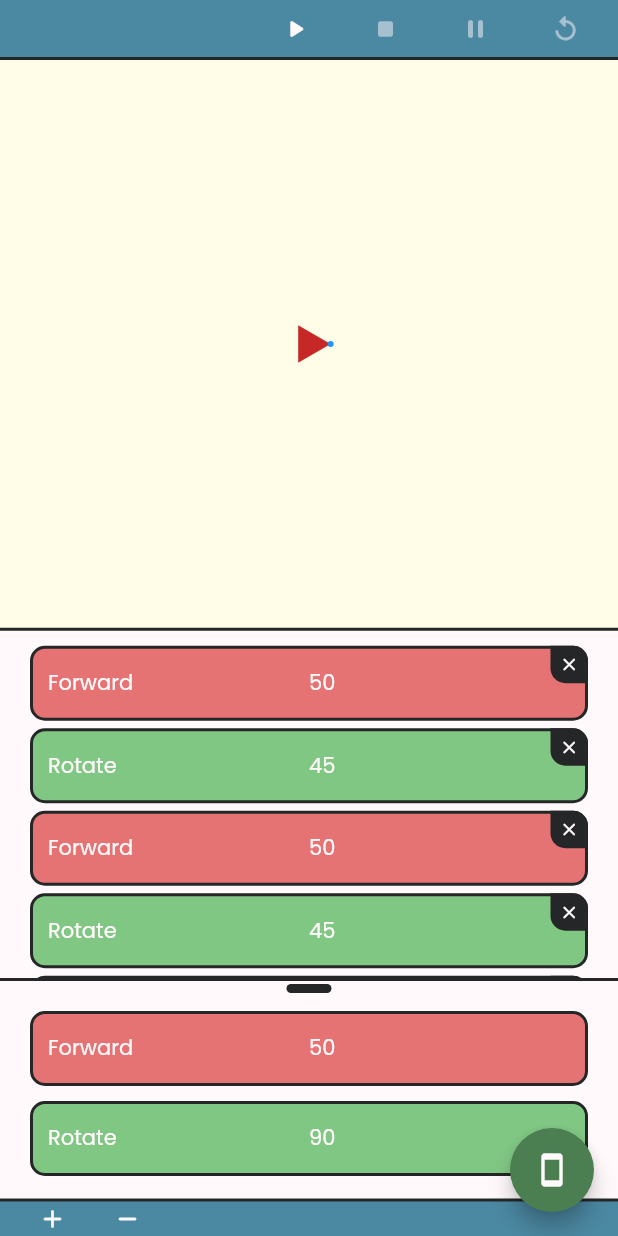
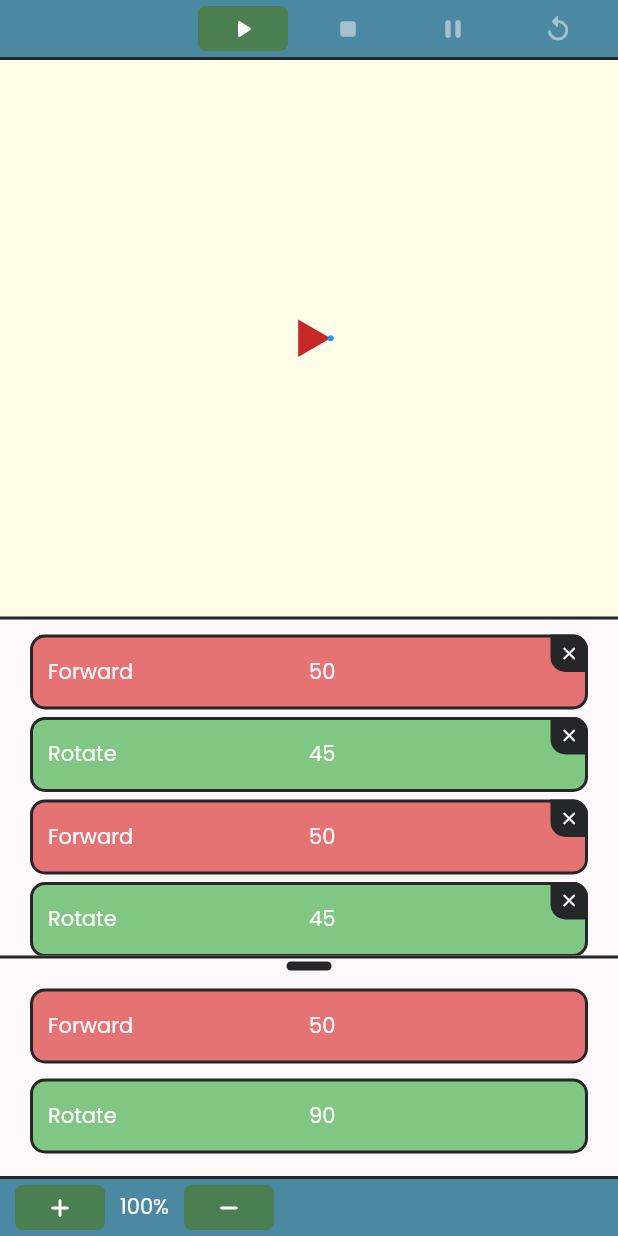
Before and after one commit to GiacomoPignoni/turtle_game, a Flutter app: the screen it shows after launch, on a phone screen of 412 x 824 dp. Run offline on Flutter 3.47's test engine with Material 2 defaults, Android fonts, the light colour scheme and no system bars; our stand-ins replace auto_size_text; missing offline and left inert: window_manager.

Commit message:
Lot of stuff today, I don't remember anything

```diff
--- a/lib/screens/main/main_screen.dart
+++ b/lib/screens/main/main_screen.dart
@@ -60,12 +60,6 @@ class MainScreen extends StatelessWidget {
               },
             )
           ),
-          floatingActionButton: FloatingActionButton(
-            child: const Icon(Icons.smartphone_rounded),
-            onPressed: () {
-              ScreenUtils.toggleSmartphoneView();
-            },
-          ),
         );
       }
     );
--- a/lib/screens/main/widgets/main_screen_bottom_bar.dart
+++ b/lib/screens/main/widgets/main_screen_bottom_bar.dart
@@ -2,32 +2,57 @@ import 'package:flutter/material.dart';
 import 'package:provider/provider.dart';
 import 'package:turtle_game/states/canvas_state.dart';
 import 'package:turtle_game/widgets/chip_button.dart';
+import 'package:turtle_game/widgets/numpad_popup.dart';
 
 class MainScreenBottomBar extends StatelessWidget {
   const MainScreenBottomBar({Key? key}) : super(key: key);
 
   @override
   Widget build(BuildContext context) {
+    final theme = Theme.of(context);
+
     return Container(
-      height: 25,
+      height: 40,
       padding: const EdgeInsets.symmetric(horizontal: 10),
       decoration: BoxDecoration(
-        color: Theme.of(context).colorScheme.primary,
-        border: Border(top: BorderSide(color: Theme.of(context).dividerColor, width: 2))
+        color: theme.colorScheme.primary,
+        border: Border(top: BorderSide(color: theme.dividerColor, width: 2))
       ),
-      child: Row(
+      child: Consumer<CanvasState>(
+        builder: (context, canvasState, child) {
+          return Row(
             children: [
               ChipButton(
                 icon: Icons.add_rounded,
                 tooltipText: "Zoom In",
-            onPressed: () => Provider.of<CanvasState>(context, listen: false).zoomIn(),
+                onPressed: () => canvasState.zoomIn(),
               ),
+              const SizedBox(width: 10),
+              NumpadPopupButton(
+                disableComma: true,
+                builder: (context, showPopup) => GestureDetector(
+                  child: Text(
+                    "${(canvasState.scale * 100).toStringAsFixed(0)}%",
+                    style: theme.textTheme.bodyText1,
+                  ),
+                  onTap: () {
+                    showPopup((canvasState.scale * 100).round().toDouble()).then((newValue){
+                      if(newValue != null) {
+                        canvasState.changeScale(newValue / 100);
+                      }
+                    });
+                  },
+                ),
+              ),
+              const SizedBox(width: 10),
               ChipButton(
                 icon: Icons.remove_rounded,
                 tooltipText: "Zoom Out",
-            onPressed: () => Provider.of<CanvasState>(context, listen: false).zoomOut(),
+                onPressed: () => canvasState.zoomOut(),
               )
             ],
+          );
+        }
       ),
     );
   }
--- a/lib/screens/main/widgets/main_screen_canvas.dart
+++ b/lib/screens/main/widgets/main_screen_canvas.dart
@@ -14,15 +14,12 @@ class MainScreenCanvas extends StatelessWidget {
 
     return LayoutBuilder(
       builder: (context, constraints) {
+        final canvasState = Provider.of<CanvasState>(context, listen: false);
         if(firstBuild) {
           firstBuild = false;
-          final canvasState = Provider.of<CanvasState>(context, listen: false);
-          canvasState.changePositionAndSizeWithoutNotify(
-            constraints.maxWidth,
-            constraints.maxHeight,
-            0,
-            0
-          );
+          canvasState.onFirstBuild(constraints);
+        } else {
+          canvasState.onConstraintsChanged(constraints);
         }
 
         return Stack(
@@ -38,15 +35,21 @@ class MainScreenCanvas extends StatelessWidget {
                   width: canvasState.size.width,
                   child: AnimatedScale(
                     scale: canvasState.scale,
-                    duration: const Duration(milliseconds: 300),
+                    duration: const Duration(milliseconds: 200),
                     child: MouseRegion(
                       cursor: SystemMouseCursors.click,
                       child: GestureDetector(
                         onPanUpdate: (details) => _onPanUpdate(details, canvasState),
                         onDoubleTap: () => canvasState.center(constraints),
-                        child: TurtleCanvas(
-                          controller: Provider.of<CommandsState>(context, listen: false).turtleCanvasController,
-                          alignment: Alignment.center,
+                        child: Container(
+                          decoration: BoxDecoration(
+                            borderRadius: BorderRadius.circular(5),
+                            border: (canvasState.scale != 1 || canvasState.isCentered == false) ? Border.all(color: Theme.of(context).dividerColor, width: 2) : null,
+                          ),
+                          child: TurtleCanvas(
+                            controller: Provider.of<CommandsState>(context, listen: false).turtleCanvasController,
+                            alignment: Alignment.center,
+                          ),
                         ),
                       ),
                     ),
@@ -61,9 +64,9 @@ class MainScreenCanvas extends StatelessWidget {
   }
 
   _onPanUpdate(DragUpdateDetails details, CanvasState canvasState) {
-    canvasState.changePosition(
+    canvasState.changePosition(Offset(
       canvasState.position.dx + details.delta.dx,
       canvasState.position.dy + details.delta.dy,
-    );
+    ));
   }
 }
--- a/lib/widgets/chip_button.dart
+++ b/lib/widgets/chip_button.dart
@@ -5,12 +5,14 @@ class ChipButton extends StatefulWidget {
   final IconData icon;
   final String tooltipText;
   final bool disabled;
+  final double iconSize;
 
   const ChipButton({
     Key? key,
     required this.onPressed,
     required this.icon,
     required this.tooltipText,
+    this.iconSize = 20,
     this.disabled = false,
   }) : super(key: key);
 
@@ -24,6 +26,8 @@ class _ChipButtonState extends State<ChipButton> {
 
   @override
   Widget build(BuildContext context) {
+    final theme = Theme.of(context);
+
     return MouseRegion(
       cursor: (widget.disabled) ? SystemMouseCursors.forbidden : SystemMouseCursors.click,
       onHover: (_) => setState(() {
@@ -39,16 +43,19 @@ class _ChipButtonState extends State<ChipButton> {
         onTapCancel: widget.disabled ? null : () => setState(() => _isDown = false),
         child: RepaintBoundary(
           child: AnimatedContainer(
+            height: widget.iconSize + 10,
+            constraints: const BoxConstraints(minHeight: 15, minWidth: 40),
             duration: const Duration(milliseconds: 200),
-            padding: const EdgeInsets.symmetric(horizontal: 15),
+            padding: const EdgeInsets.symmetric(horizontal: 20),
             alignment: Alignment.center,
             decoration: BoxDecoration(
-              color: _calculateBackgroundColor(),
+              color: _calculateBackgroundColor(theme),
               borderRadius: BorderRadius.circular(5)
             ),
             child: Icon(
               widget.icon,
-              color: (widget.disabled) ? Theme.of(context).colorScheme.onPrimary.withOpacity(0.5) : Theme.of(context).colorScheme.onPrimary,
+              size: widget.iconSize,
+              color: (widget.disabled) ? theme.colorScheme.onSecondary.withOpacity(0.5) : theme.colorScheme.onSecondary,
             ),
           ),
         ),
@@ -56,17 +63,19 @@ class _ChipButtonState extends State<ChipButton> {
     );
   }
 
-  _calculateBackgroundColor() {
+  Color _calculateBackgroundColor(ThemeData theme) {
     if(widget.disabled) {
       return Colors.transparent;
     }
 
     if(_isDown) {
-      return const Color.fromRGBO(0, 0, 0, 0.4);
+      final hslColor = HSLColor.fromColor(theme.colorScheme.secondary);
+      return hslColor.withLightness((hslColor.lightness - 0.2).clamp(0.0, 1.0)).toColor();
     } else if(_isHover) {
-      return const Color.fromRGBO(0, 0, 0, 0.2);
+      final hslColor = HSLColor.fromColor(theme.colorScheme.secondary);
+      return hslColor.withLightness((hslColor.lightness - 0.1).clamp(0.0, 1.0)).toColor();
     }
 
-    return Colors.transparent;
+    return theme.colorScheme.secondary;
   }
 }
--- a/lib/widgets/numpad_popup.dart
+++ b/lib/widgets/numpad_popup.dart
@@ -4,10 +4,12 @@ import 'package:turtle_game/extras/extensions.dart';
 import 'package:turtle_game/widgets/button_icon.dart';
 
 class NumpadPopupButton extends StatefulWidget {
+  final bool disableComma;
   final Function(BuildContext context, Future<double?> Function(double initialValue, { bool showFullScreen }) showPopup) builder;
 
   const NumpadPopupButton({
     required this.builder,
+    this.disableComma = false,
     Key? key
   }) : super(key: key);
 
@@ -40,7 +42,8 @@ class _NumpadPopupButtonState extends State<NumpadPopupButton> {
       barrierLabel: MaterialLocalizations.of(context).modalBarrierDismissLabel,
       capturedThemes: InheritedTheme.capture(from: context, to: navigator.context),
       parentSize: button.size,
-      showFullScreen: showFullScreen
+      showFullScreen: showFullScreen,
+      disableComma: widget.disableComma
     ));
   }
 }
@@ -51,12 +54,14 @@ class _NumpadPopup extends StatelessWidget {
 
   final _NumpadPopupRoute route;
   final bool showFullScreen;
+  final bool disableComma;
 
   late final ValueNotifier<String> _currentValue;
 
   _NumpadPopup({
     required this.route,
     required this.showFullScreen,
+    required this.disableComma,
     required double initialValue
   }) {
     _currentValue = ValueNotifier(initialValue.toStringWihtoutTrailingZeros());
@@ -161,6 +166,9 @@ class _NumpadPopup extends StatelessWidget {
             ),
             _NumpadPopupButtonsRow(
               buttonsData: [
+                if(disableComma)
+                  const _NumpadPopupButtonsData(),
+                if(disableComma == false)
                   _NumpadPopupButtonsData(
                     text: ".",
                     onPressed: () {
@@ -344,6 +352,7 @@ class _NumpadPopupRoute<T> extends PopupRoute<T> {
   final double initialValue;
   final Size parentSize;
   final bool showFullScreen;
+  final bool disableComma;
 
   @override
   Duration get transitionDuration => const Duration(milliseconds: 400);
@@ -363,7 +372,8 @@ class _NumpadPopupRoute<T> extends PopupRoute<T> {
     required this.capturedThemes,
     required this.initialValue,
     required this.parentSize,
-    required this.showFullScreen
+    required this.showFullScreen,
+    required this.disableComma
   });
 
   @override
@@ -398,6 +408,7 @@ class _NumpadPopupRoute<T> extends PopupRoute<T> {
               route: this,
               initialValue: initialValue,
               showFullScreen: showFullScreen,
+              disableComma: disableComma,
             )),
           );
         },
--- a/lib/widgets/turtle_canvas/turtle_canvas_controller.dart
+++ b/lib/widgets/turtle_canvas/turtle_canvas_controller.dart
@@ -16,7 +16,7 @@ class TurtleCanvasController {
     turtlePosition: const Offset(0, 0)
   ));
 
-  init(TickerProvider tickerProvider) {
+  void init(TickerProvider tickerProvider) {
     if(_inizialized == false) {
       animationController = AnimationController(
         vsync: tickerProvider,
@@ -56,7 +56,7 @@ class TurtleCanvasController {
     await _animationCompleted.stream.first;
   }
 
-  clear({
+  void clear({
     required double turtleAngle,
     required Offset turtlePosition
   }) {
@@ -69,7 +69,7 @@ class TurtleCanvasController {
     );
   }
 
-  pauseAnimation() {
+  void pauseAnimation() {
     animationController.stop();
   }
 
@@ -78,7 +78,7 @@ class TurtleCanvasController {
     await _animationCompleted.stream.first;
   }
 
-  dispose() {
+  void dispose() {
     animationController.dispose();
     _animationCompleted.close();
   }
```
Also changed, not shown: lib/extras/screen_utils.dart (+0 -12 lines), lib/states/canvas_state.dart (+41 -19 lines), lib/states/commands_state.dart (+7 -7 lines). Lines whose indentation alone changed are shown as unchanged.
